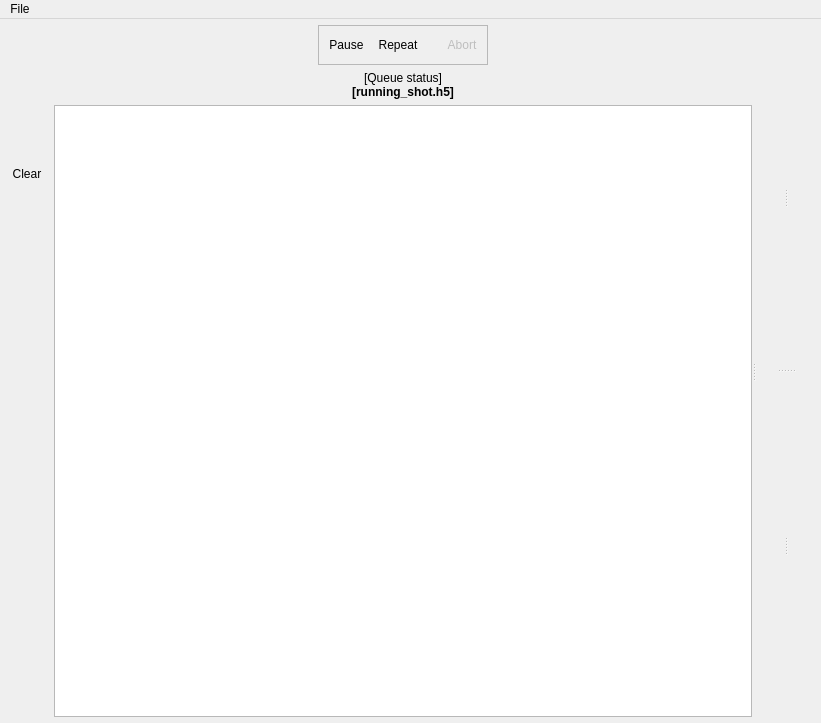
Above: main.ui from labscript-suite/blacs before the change. Below: the same form after it.
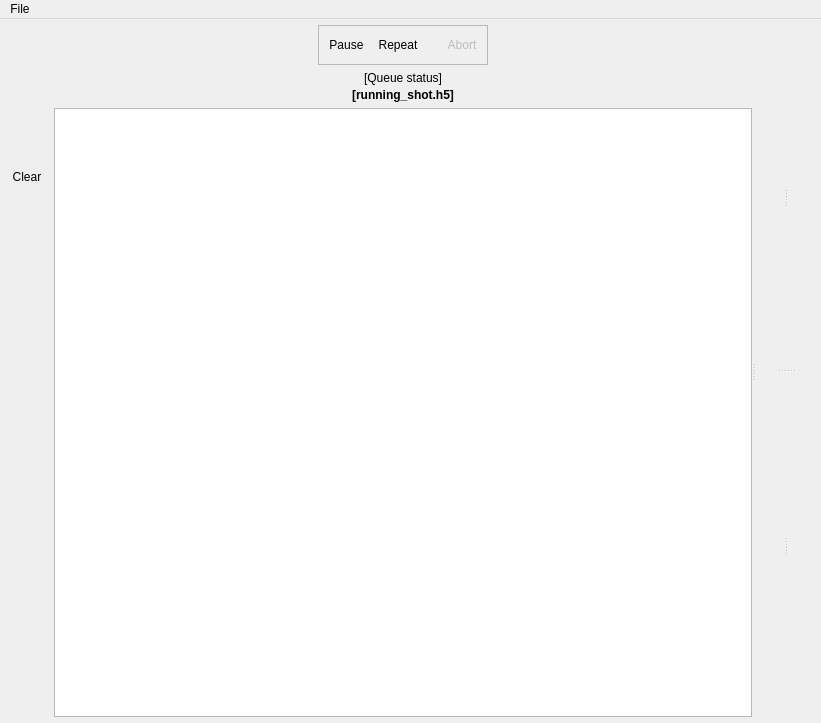
That is the form after the change. Icons and pictures are not drawn. Custom widgets are drawn as their Qt base class.

Commit message: progress_bar: Progress bar working, but not yet compatible with waits or showing markers.

```diff
--- a/main.ui
+++ b/main.ui
@@ -535,7 +535,7 @@
             <item row="2" column="1">
              <layout class="QVBoxLayout" name="queue_status_verticalLayout">
               <property name="spacing">
-               <number>0</number>
+               <number>3</number>
               </property>
               <property name="topMargin">
                <number>0</number>
```
Left out of the diff: 68 changed lines with no effect on the pictures. The commit also changes 1 other file.
